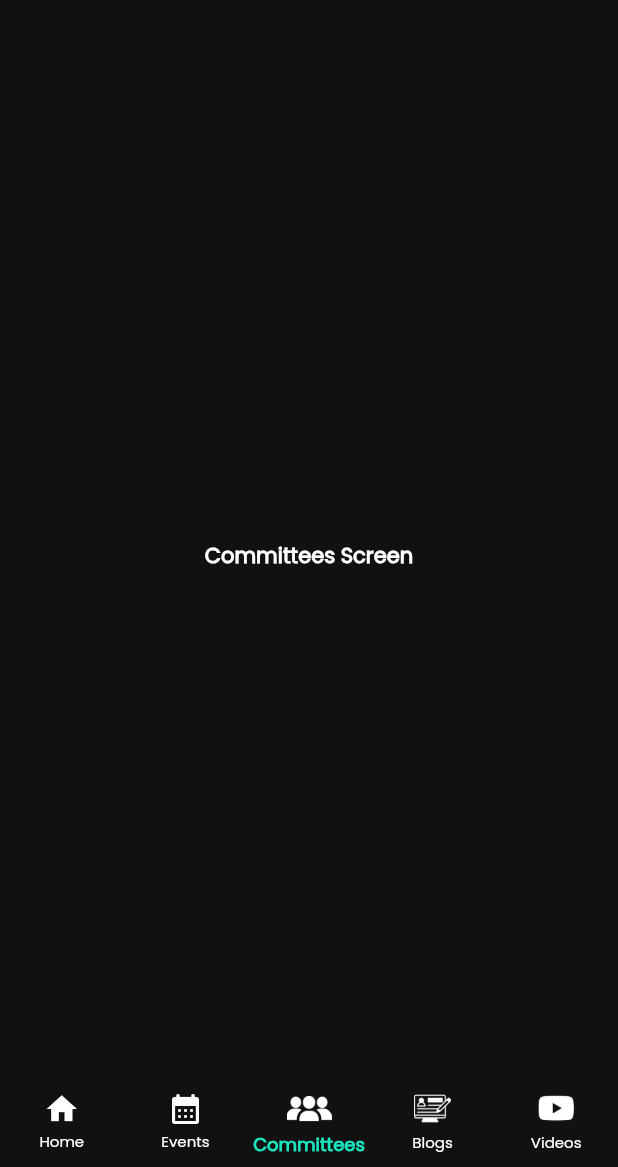
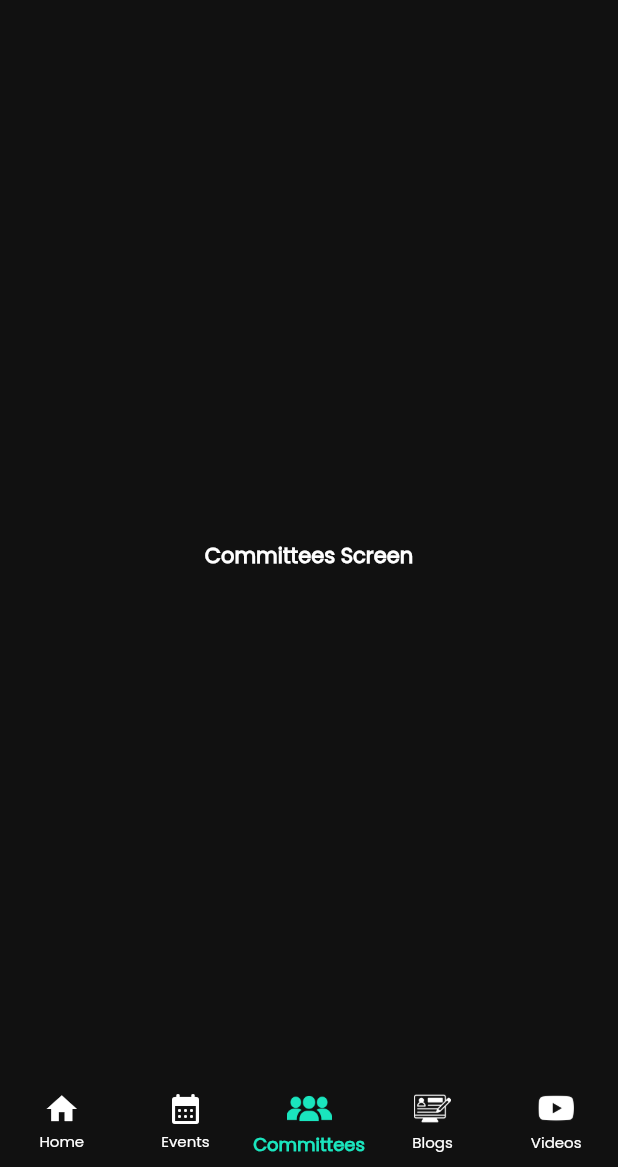
Before and after one commit to YomnaOthmann/CIS-Task, a Flutter app: the screen it shows after launch, item 3 of the bottom bar chosen, on a phone screen of 412 x 824 dp, the part 69-1236 px from its top. Run offline on Flutter 3.47's test engine with Material 2 defaults, Android fonts, the light colour scheme and no system bars; our stand-ins replace carousel_slider, fluttertoast, smooth_page_indicator.

Commit message:
init commit

```diff
--- a/lib/view/layout/layout.dart
+++ b/lib/view/layout/layout.dart
@@ -65,7 +65,7 @@ class _NavigationLayoutState extends State<NavigationLayout> {
           BottomNavigationBarItem(
             icon: Image.asset(
               "$imagePath/audience.png",
-              color: Colors.white,
+              color: currentIndex == 2 ? AppColors.kGreen : Colors.white,
               width: 30,
               height: 30,
             ),
@@ -76,6 +76,7 @@ class _NavigationLayoutState extends State<NavigationLayout> {
               "$imagePath/user-profile.png",
               width: 25,
               height: 25,
+              color: currentIndex == 3 ? AppColors.kGreen : Colors.white,
             ),
             label: "Blogs",
           ),
@@ -84,7 +85,7 @@ class _NavigationLayoutState extends State<NavigationLayout> {
               "$imagePath/youtube.png",
               width: 25,
               height: 25,
-              color: Colors.white,
+              color: currentIndex == 4 ? AppColors.kGreen : Colors.white,
             ),
             label: "Videos",
           ),
```
Also changed, not shown: assets/images/article.png (deleted), assets/images/article_green.png (deleted).
